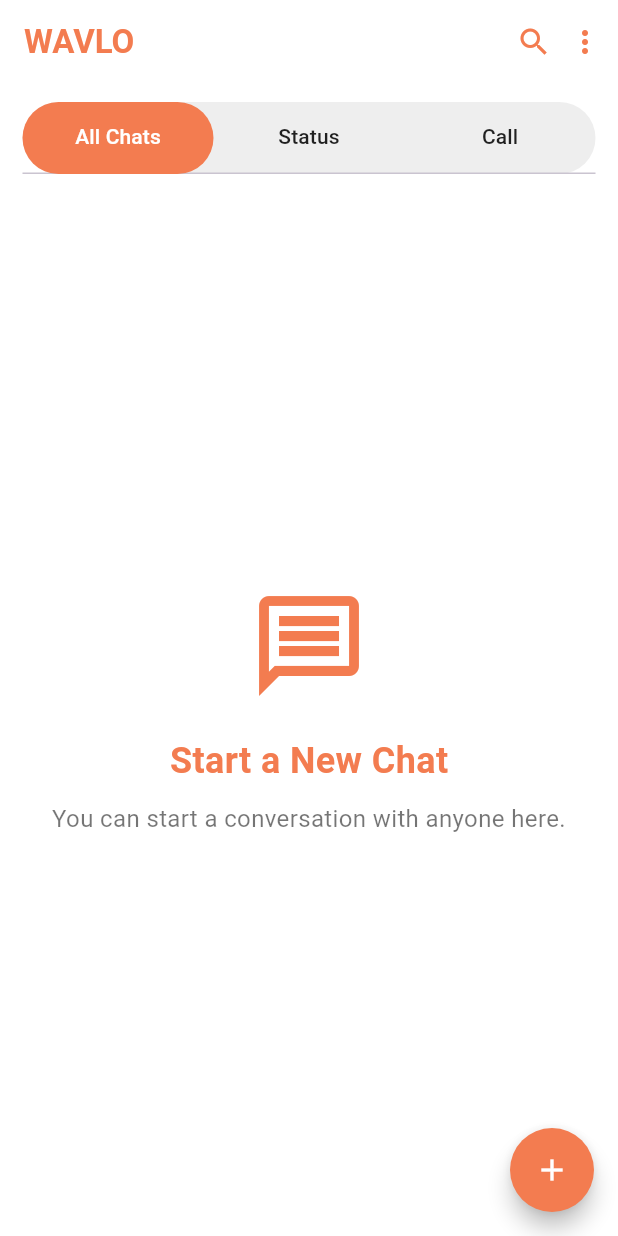
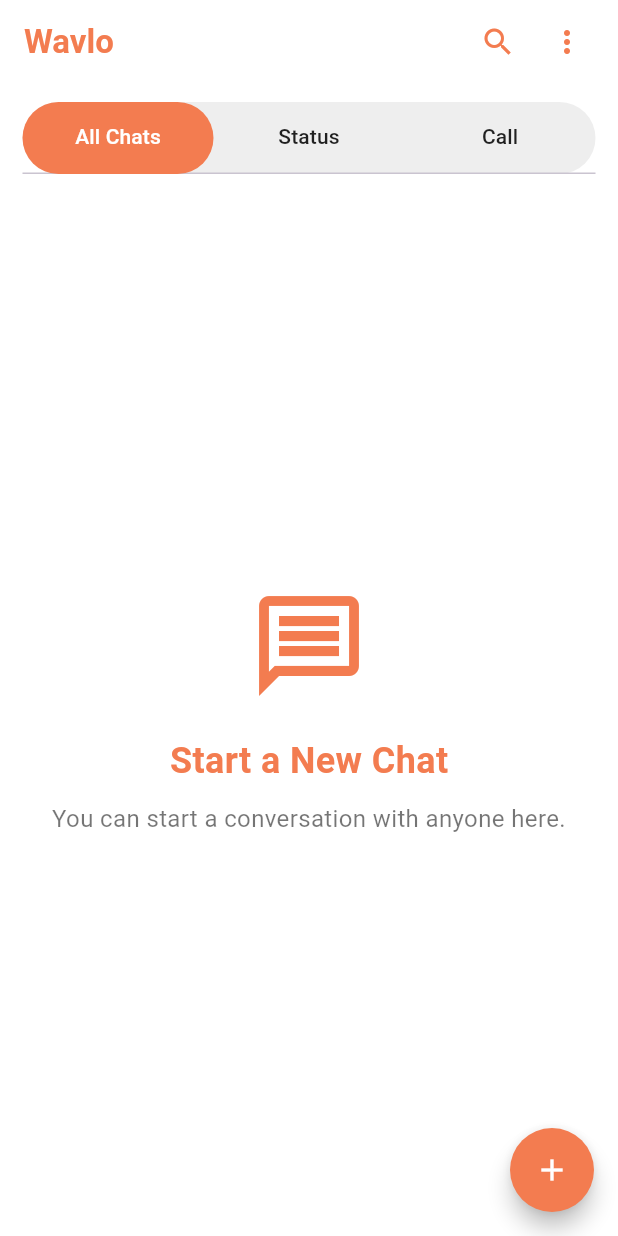
Before and after one commit to Maisheta/Wavlo, a Flutter app: the HomeScreen screen opened directly, on a phone screen of 412 x 824 dp. Run offline on Flutter 3.47's test engine with Material 3 defaults, Android fonts, the phone set to English and light mode, and no system bars; our stand-ins replace image_picker, pin_code_fields, shared_preferences; accounts and stored records are empty.

Commit message:
Home_screen.dart

```diff
--- a/lib/screens/Home_screen.dart
+++ b/lib/screens/Home_screen.dart
@@ -1,7 +1,10 @@
+import 'dart:convert';
 import 'package:flutter/material.dart';
-import 'package:chat/screens/Status_screen.dart';
+import 'package:http/http.dart' as http;
+import 'package:shared_preferences/shared_preferences.dart';
+import 'package:chat/screens/welcome_screen.dart'; // تأكد من أنه لديك شاشة WelcomeScreen
+import 'package:chat/screens/status_screen.dart';
 import 'package:chat/screens/call_screen.dart';
-import 'package:chat/screens/Login_Screen.dart';
 
 class HomeScreen extends StatefulWidget {
   const HomeScreen({super.key});
@@ -18,6 +21,20 @@ class _HomeScreenState extends State<HomeScreen>
     setState(() {
       _fabExpanded = !_fabExpanded;
     });
+  }
+
+  // Logout function
+  Future<void> logout(BuildContext context) async {
+    final prefs = await SharedPreferences.getInstance();
+
+    // مسح التوكنات وبيانات المستخدم المخزنة
+    await prefs.clear();
+
+    // إعادة المستخدم إلى شاشة الـ Login بعد الخروج
+    Navigator.pushReplacement(
+      context,
+      MaterialPageRoute(builder: (context) => const WelcomeScreen()),
+    );
   }
 
   @override
@@ -40,19 +57,33 @@ class _HomeScreenState extends State<HomeScreen>
       automaticallyImplyLeading: false,
       backgroundColor: Colors.white,
       title: buildTitle(),
-      actions: const [
-        Icon(Icons.search, color: Color(0xffF37C50)),
-        SizedBox(width: 10),
-        Icon(Icons.more_vert, color: Color(0xffF37C50)),
-        SizedBox(width: 10),
+      actions: [
+        const Icon(Icons.search, color: Color(0xffF37C50)),
+        const SizedBox(width: 10),
+        PopupMenuButton<String>(
+          icon: const Icon(Icons.more_vert, color: Color(0xffF37C50)),
+          onSelected: (value) {
+            if (value == 'logout') {
+              logout(context); // استدعاء وظيفة الـ logout
+            }
+          },
+          itemBuilder:
+              (BuildContext context) => [
+                const PopupMenuItem<String>(
+                  value: 'logout',
+                  child: Text('Logout'),
+                ),
+              ],
+        ),
+        const SizedBox(width: 10),
       ],
       bottom: buildTabBar(),
     );
   }
 
   Text buildTitle() {
-    return Text(
-      "WAVLO",
+    return const Text(
+      "Wavlo",
       style: TextStyle(
         fontSize: 22,
         color: Color(0xffF37C50),
@@ -104,7 +135,7 @@ class _HomeScreenState extends State<HomeScreen>
           const SizedBox(height: 16),
         ],
         FloatingActionButton(
-          backgroundColor: Color(0xffF37C50),
+          backgroundColor: const Color(0xffF37C50),
           onPressed: toggleFab,
           shape: const CircleBorder(),
           child: Icon(
@@ -120,7 +151,7 @@ class _HomeScreenState extends State<HomeScreen>
     return FloatingActionButton(
       heroTag: heroTag,
       mini: true,
-      backgroundColor: Color(0xffF37C50),
+      backgroundColor: const Color(0xffF37C50),
       onPressed: () {},
       child: Icon(icon, color: Colors.white),
     );
```
